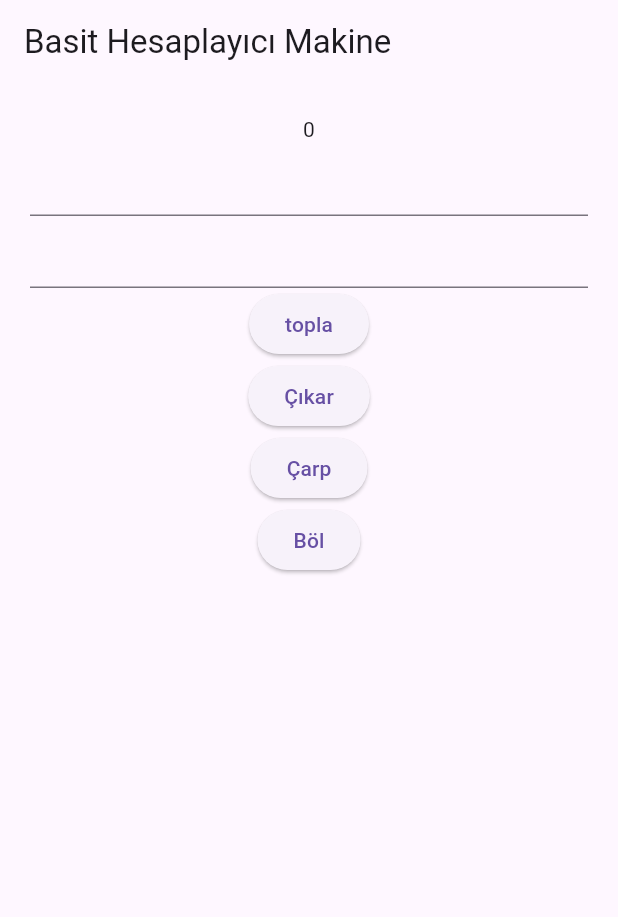
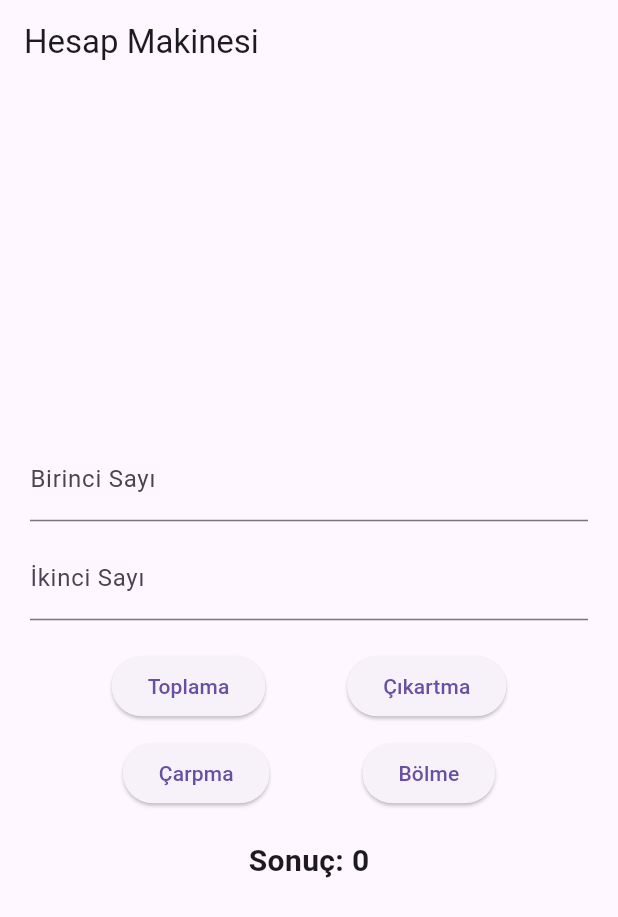
Before and after one commit to yusufucar05/flutter-projelerim, a Flutter app: the screen it shows after launch, on a phone screen of 412 x 824 dp. Shown: the top 917 px of the screen. Run offline on Flutter 3.47's test engine with Material 3 defaults, Android fonts, the phone set to English and light mode, and no system bars.

Commit message:
5. gün
sınav haftasından mütevellit ara vermiştim  tekrardan devam yapıyı düzenledim ve daha hoş oldu öğrenmeye devam ediyorum

```diff
--- /dev/null
+++ b/basit_hesaplayici_makine/lib/hesap.dart
@@ -0,0 +1,16 @@
+import 'package:flutter/material.dart';
+import 'makine.dart';
+
+class Hesap extends StatelessWidget {
+  const Hesap({super.key});
+
+  @override
+  Widget build(BuildContext context) {
+    return Scaffold(
+      appBar: AppBar(
+        title: const Text("Hesap Makinesi"),
+      ),
+      body: const Makine(),
+    );
+  }
+}
--- a/basit_hesaplayici_makine/lib/main.dart
+++ b/basit_hesaplayici_makine/lib/main.dart
@@ -1,112 +1,17 @@
 import 'package:flutter/material.dart';
+import 'hesap.dart';
 
-void main() {
-  runApp(const Hesaplayici());
-}
+void main() => runApp(const MyApp());
 
-class Hesaplayici extends StatelessWidget {
-  const Hesaplayici({super.key});
+class MyApp extends StatelessWidget {
+  const MyApp({super.key});
 
   @override
   Widget build(BuildContext context) {
     return MaterialApp(
-      title: 'hesaplayıcı makine',
+      debugShowCheckedModeBanner: false,
+      title: "Hesap Makinesi",
       home: const Hesap(),
     );
   }
 }
-
-class Hesap extends StatelessWidget {
-  const Hesap({super.key});
-
-  @override
-  Widget build(BuildContext context) {
-    return Scaffold(
-      appBar: AppBar(
-        title: const Text('Basit Hesaplayıcı Makine'),
-      ),
-      body: Anaekran(),
-    );
-  }
-}
-
-class Anaekran extends StatefulWidget {
-  const Anaekran({super.key});
-
-  @override
-  State<Anaekran> createState() => _AnaekranState();
-}
-
-class _AnaekranState extends State<Anaekran> {
-  num sayi1 = 1, sayi2 = 2, sonuc = 0;
-  TextEditingController t1 = TextEditingController();
-  TextEditingController t2 = TextEditingController();
-  SayiTopla() {
-    setState(() {
-      sayi1 = num.parse(t1.text);
-      sayi2 = num.parse(t2.text);
-
-      sonuc = sayi1 + sayi2;
-    });
-  }
-
-  SayiCikar() {
-    setState(() {
-      sayi1 = num.parse(t1.text);
-      sayi2 = num.parse(t2.text);
-      sonuc = sayi1 - sayi2;
-    });
-  }
-
-  Carp() {
-    setState(() {
-      sayi1 = num.parse(t1.text);
-      sayi1 = num.parse(t2.text);
-      sonuc = sayi1 * sayi2;
-    });
-  }
-
-  Bol() {
-    setState(() {
-      sayi1 = num.parse(t1.text);
-      sayi1 = num.parse(t2.text);
-      sonuc = sayi1 / sayi2;
-    });
-  }
-
-  @override
-  Widget build(BuildContext context) {
-    return Container(
-      margin: const EdgeInsets.all(20),
-      child: Center(
-        child: Column(
-          children: [
-            Text(sonuc.toString()),
-            TextField(
-              controller: t1,
-            ),
-            TextField(
-              controller: t2,
-            ),
-            ElevatedButton(
-              onPressed: SayiTopla,
-              child: Text("topla"),
-            ),
-            ElevatedButton(
-              onPressed: SayiCikar,
-              child: Text("Çıkar"),
-            ),
-            ElevatedButton(
-              onPressed: Carp,
-              child: Text("Çarp"),
-            ),
-            ElevatedButton(
-              onPressed: Bol,
-              child: Text("Böl"),
-            ),
-          ],
-        ),
-      ),
-    );
-  }
-}
--- /dev/null
+++ b/basit_hesaplayici_makine/lib/makine.dart
@@ -0,0 +1,92 @@
+import 'package:flutter/material.dart';
+
+class Makine extends StatefulWidget {
+  const Makine({super.key});
+
+  @override
+  State<Makine> createState() => _MakineState();
+}
+
+class _MakineState extends State<Makine> {
+  TextEditingController t1 = TextEditingController();
+  TextEditingController t2 = TextEditingController();
+  num sayi1 = 0, sayi2 = 0, sonuc = 0;
+
+  void Topla() {
+    setState(() {
+      sayi1 = num.tryParse(t1.text) ?? 0;
+      sayi2 = num.tryParse(t2.text) ?? 0;
+      sonuc = sayi1 + sayi2;
+    });
+  }
+
+  void Eksiltme() {
+    setState(() {
+      sayi1 = num.tryParse(t1.text) ?? 0;
+      sayi2 = num.tryParse(t2.text) ?? 0;
+      sonuc = sayi1 - sayi2;
+    });
+  }
+
+  void Carpma() {
+    setState(() {
+      sayi1 = num.tryParse(t1.text) ?? 0;
+      sayi2 = num.tryParse(t2.text) ?? 0;
+      sonuc = sayi1 * sayi2;
+    });
+  }
+
+  void Bolme() {
+    setState(() {
+      sayi1 = num.tryParse(t1.text) ?? 0;
+      sayi2 = num.tryParse(t2.text) ?? 1;
+      1;
+      sonuc = sayi1 / sayi2;
+    });
+  }
+
+  @override
+  Widget build(BuildContext context) {
+    return Padding(
+      padding: const EdgeInsets.all(20.0),
+      child: Column(
+        mainAxisAlignment: MainAxisAlignment.center,
+        children: [
+          TextField(
+            controller: t1,
+            keyboardType: TextInputType.number,
+            decoration: const InputDecoration(labelText: "Birinci Sayı"),
+          ),
+          const SizedBox(height: 10),
+          TextField(
+            controller: t2,
+            keyboardType: TextInputType.number,
+            decoration: const InputDecoration(labelText: "İkinci Sayı"),
+          ),
+          const SizedBox(height: 20),
+          Row(
+            mainAxisAlignment: MainAxisAlignment.spaceEvenly,
+            children: [
+              ElevatedButton(onPressed: Topla, child: const Text("Toplama")),
+              ElevatedButton(
+                  onPressed: Eksiltme, child: const Text("Çıkartma")),
+            ],
+          ),
+          const SizedBox(height: 10),
+          Row(
+            mainAxisAlignment: MainAxisAlignment.spaceEvenly,
+            children: [
+              ElevatedButton(onPressed: Carpma, child: const Text("Çarpma")),
+              ElevatedButton(onPressed: Bolme, child: const Text("Bölme")),
+            ],
+          ),
+          const SizedBox(height: 20),
+          Text(
+            "Sonuç: $sonuc",
+            style: const TextStyle(fontSize: 20, fontWeight: FontWeight.bold),
+          ),
+        ],
+      ),
+    );
+  }
+}
```
Also changed, not shown: 1 other file.
